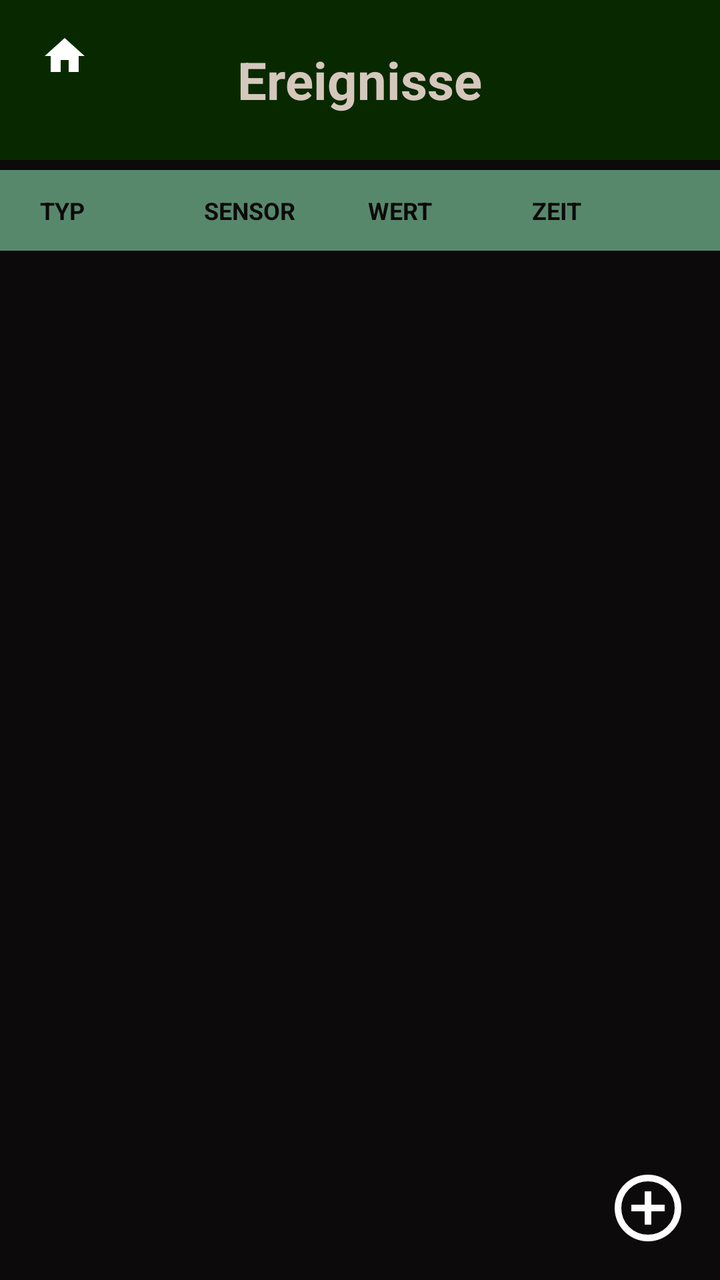
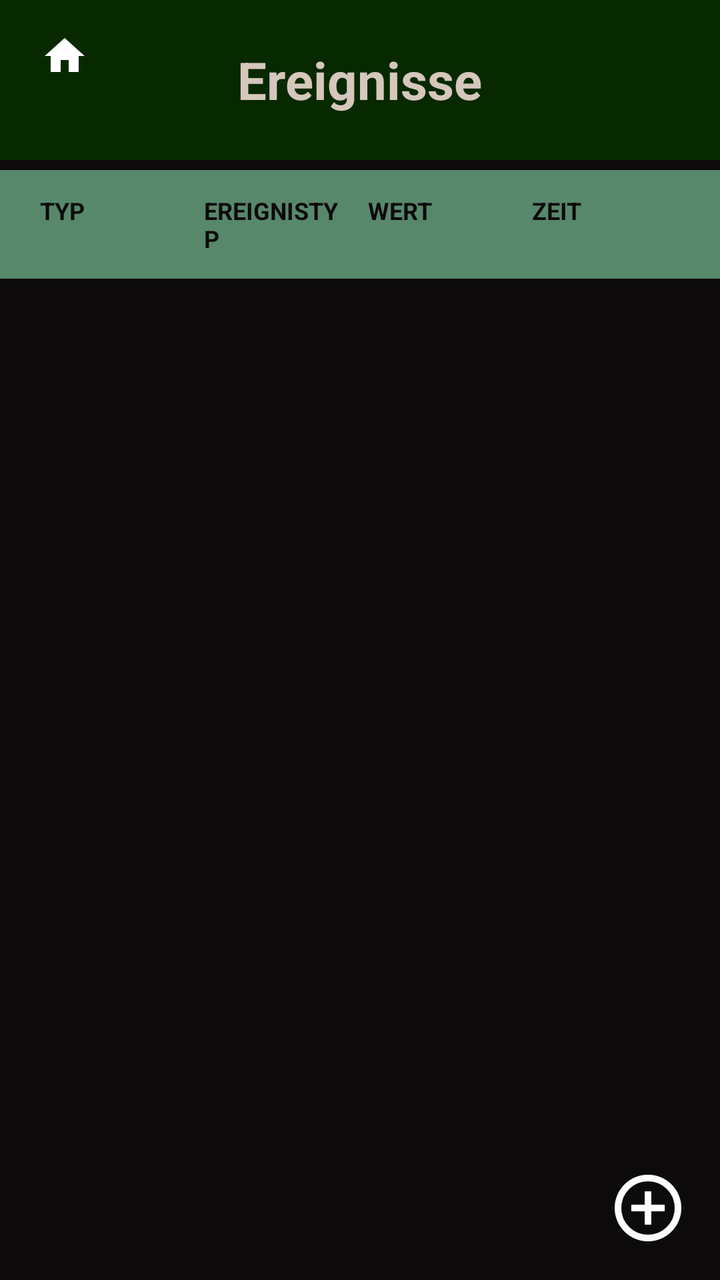

The first picture is an Android layout as it rendered before a commit; the second is the same layout after the commit. The layout source and the unified diff follow.
<!-- AndroidManifest.xml: application theme Theme.BiotSpeechIoT -->
<!-- res/layout/activity_ereignisse.xml -->
<?xml version="1.0" encoding="utf-8"?>
<LinearLayout xmlns:android="http://schemas.android.com/apk/res/android"
    xmlns:tools="http://schemas.android.com/tools"
    android:layout_width="match_parent"
    android:id="@+id/ereignisse"
    android:layout_height="match_parent"
    android:orientation="vertical"
    android:background="@color/background"
    tools:context=".main.MainActivity">

    <LinearLayout
        android:layout_width="match_parent"
        android:layout_height="wrap_content"
        android:background="@color/header">

        <ImageButton
            android:id="@+id/home_button"
            android:layout_width="wrap_content"
            android:layout_height="wrap_content"
            android:layout_weight="1"
            android:src="@drawable/baseline_home_24"
            android:contentDescription="Zur Startseite"
            android:background="@color/header"
            android:layout_marginTop="16dp"
            android:layout_marginStart="16dp"
            android:paddingBottom="15dp"
            android:color="@color/text"/>

        <TextView
            android:id="@+id/headerText"
            android:layout_width="0dp"
            android:layout_weight="30"
            android:layout_height="80dp"
            android:background="@color/header"
            android:gravity="center_vertical|center_horizontal"
            android:padding="17dp"
            android:text="@string/ereignisse_title"
            android:textColor="@color/text"
            android:textSize="26sp"
            android:textStyle="bold" />

        <ImageButton
            android:layout_width="24dp"
            android:layout_height="wrap_content"
            android:layout_weight="1"
            android:contentDescription="Zur Startseite"
            android:background="@color/header"
            android:layout_marginTop="16dp"
            android:layout_marginEnd="16dp"
            android:paddingBottom="15dp"
            android:color="@color/text"/>

    </LinearLayout>

    <LinearLayout
        android:id="@+id/sort_header_bar"
        android:layout_width="match_parent"
        android:layout_height="wrap_content"
        android:orientation="horizontal"
        android:paddingStart="16dp"
        android:paddingEnd="16dp"
        android:paddingTop="8dp"
        android:paddingBottom="8dp"
        android:layout_marginBottom="5dp"
        android:layout_marginTop="5dp"
        android:background="@color/button"
        android:elevation="2dp">

        <TextView
            android:id="@+id/btn_sort_type"
            android:layout_width="0dp"
            android:layout_height="wrap_content"
            android:layout_weight="1"
            android:text="TYP"
            android:textColor="@color/background"
            android:textSize="12sp"
            android:textStyle="bold"
            android:padding="4dp"
            android:background="?attr/selectableItemBackground"/>

        <TextView
            android:id="@+id/btn_sort_sensor"
            android:layout_width="0dp"
            android:layout_height="wrap_content"
            android:layout_weight="1"
            android:text="SENSOR"
            android:textColor="@color/background"
            android:textSize="12sp"
            android:textStyle="bold"
            android:gravity="start"
            android:padding="4dp"
            android:background="?attr/selectableItemBackground"/>

        <TextView
            android:id="@+id/btn_sort_value"
            android:layout_width="0dp"
            android:layout_height="wrap_content"
            android:layout_weight="1"
            android:text="WERT"
            android:textColor="@color/background"
            android:textSize="12sp"
            android:textStyle="bold"
            android:padding="4dp"
            android:background="?attr/selectableItemBackground"/>

        <TextView
            android:id="@+id/btn_sort_timestamp"
            android:layout_width="0dp"
            android:layout_height="wrap_content"
            android:layout_weight="1"
            android:text="ZEIT"
            android:textColor="@color/background"
            android:textSize="12sp"
            android:textStyle="bold"
            android:padding="4dp"
            android:background="?attr/selectableItemBackground"/>

    </LinearLayout>

    <androidx.recyclerview.widget.RecyclerView
        android:id="@+id/my_table_recyclerview"
        android:layout_width="match_parent"
        android:layout_height="0dp"
        android:layout_weight="1"/>

    <ImageButton
        android:id="@+id/new_event"
        android:layout_width="wrap_content"
        android:layout_height="wrap_content"
        android:layout_gravity="end"
        android:src="@drawable/outline_add_circle_24"
        android:contentDescription="Zur Startseite"
        android:background="@color/background"
        android:layout_marginTop="16dp"
        android:layout_marginEnd="16dp"
        android:paddingBottom="16dp"
        android:color="@color/text"/>
</LinearLayout>
<!-- resources referenced by this layout -->
<resources>
  <color name="background">#0D0A0B</color>
  <color name="button">#57886C</color>
  <color name="header">#082900</color>
  <color name="text">#D5C7BC</color>
  <!-- drawable baseline_home_24 (drawable) -->
  <vector xmlns:android="http://schemas.android.com/apk/res/android" android:height="24dp" android:tint="#FFFFFF" android:viewportHeight="24" android:viewportWidth="24" android:width="24dp">
        
      <path android:fillColor="@android:color/white" android:pathData="M10,20v-6h4v6h5v-8h3L12,3 2,12h3v8z"/>
      
  </vector>
  <!-- drawable outline_add_circle_24 (drawable) -->
  <vector xmlns:android="http://schemas.android.com/apk/res/android" android:height="40dp" android:tint="#FFFFFF" android:viewportHeight="960" android:viewportWidth="960" android:width="40dp">
        
      <path android:fillColor="@android:color/white" android:pathData="M440,680L520,680L520,520L680,520L680,440L520,440L520,280L440,280L440,440L280,440L280,520L440,520L440,680ZM480,880Q397,880 324,848.5Q251,817 197,763Q143,709 111.5,636Q80,563 80,480Q80,397 111.5,324Q143,251 197,197Q251,143 324,111.5Q397,80 480,80Q563,80 636,111.5Q709,143 763,197Q817,251 848.5,324Q880,397 880,480Q880,563 848.5,636Q817,709 763,763Q709,817 636,848.5Q563,880 480,880ZM480,800Q614,800 707,707Q800,614 800,480Q800,346 707,253Q614,160 480,160Q346,160 253,253Q160,346 160,480Q160,614 253,707Q346,800 480,800ZM480,480Q480,480 480,480Q480,480 480,480Q480,480 480,480Q480,480 480,480Q480,480 480,480Q480,480 480,480Q480,480 480,480Q480,480 480,480Z"/>
      
  </vector>
  <string name="ereignisse_title">Ereignisse</string>
  <style name="Theme.BiotSpeechIoT" parent="Base.Theme.BiotSpeechIoT" />
  <style name="Base.Theme.BiotSpeechIoT" parent="Theme.Material3.DayNight.NoActionBar">
          
          
      </style>
</resources>

<!-- the commit's change to res/layout/activity_ereignisse.xml (unified diff, before → after) -->
@@ -83,7 +83,7 @@
             android:layout_width="0dp"
             android:layout_height="wrap_content"
             android:layout_weight="1"
-            android:text="SENSOR"
+            android:text="EREIGNISTYP"
             android:textColor="@color/background"
             android:textSize="12sp"
             android:textStyle="bold"
